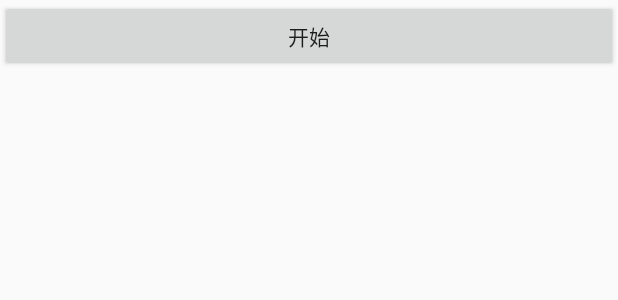
After one commit to FioneraGH/AndroidDemo, an Android app: the layout activity_property_anim.xml on its own in the app's theme, with its tools: preview values and no code run, on a phone screen of 412 x 824 dp. The commit adds this screen. Shown: the top 300 px of the screen. Run offline under Robolectric (Android 15) with nearby library versions, the phone set to English and light mode, and no system bars.

Commit message:
add property adnim demo

```diff
--- a/app/build.gradle
+++ b/app/build.gradle
@@ -22,8 +22,8 @@ android {
 dependencies {
     compile files('libs/zxing.jar')
     compile files('libs/volley.jar')
-    compile files('libs/gson-2.3.1.jar')
     compile 'com.android.support:support-v4:23.1.0'
     compile 'com.android.support:recyclerview-v7:23.1.0'
     compile 'com.android.support:design:23.1.0'
+    compile 'com.google.code.gson:gson:2.2.4'
 }
--- a/app/src/main/java/com/fionera/wechatdemo/MainActivity.java
+++ b/app/src/main/java/com/fionera/wechatdemo/MainActivity.java
@@ -5,7 +5,6 @@ import android.content.Context;
 import android.content.Intent;
 import android.content.IntentFilter;
 import android.os.Bundle;
-import android.support.design.widget.Snackbar;
 import android.support.v4.app.Fragment;
 import android.support.v4.app.FragmentActivity;
 import android.support.v4.app.FragmentPagerAdapter;
@@ -17,7 +16,6 @@ import android.view.View;
 import android.view.ViewConfiguration;
 import android.view.Window;
 import android.widget.LinearLayout;
-import android.widget.Toast;
 
 import com.fionera.wechatdemo.fragment.TabLayoutFragment;
 import com.fionera.wechatdemo.view.ChangableTabView;
--- a/app/src/main/java/com/fionera/wechatdemo/util/BitmapCache.java
+++ b/app/src/main/java/com/fionera/wechatdemo/util/BitmapCache.java
@@ -15,7 +15,7 @@ public class BitmapCache implements ImageLoader.ImageCache {
 
     public BitmapCache() {
 
-        cache = new LruCache<String, Bitmap>(max);
+        cache = new LruCache<>(max);
     }
 
     @Override
--- /dev/null
+++ b/app/src/main/res/layout/activity_property_anim.xml
@@ -0,0 +1,15 @@
+<?xml version="1.0" encoding="utf-8"?>
+<LinearLayout
+    xmlns:android="http://schemas.android.com/apk/res/android"
+    android:layout_width="match_parent"
+    android:layout_height="match_parent"
+    android:orientation="vertical">
+
+    <Button
+        android:layout_width="match_parent"
+        android:layout_height="wrap_content"
+        android:text="开始"
+        android:onClick="scaleWidth"
+        android:textSize="14sp"/>
+
+</LinearLayout>
--- a/app/src/main/res/layout/left_menu.xml
+++ b/app/src/main/res/layout/left_menu.xml
@@ -83,6 +83,7 @@
         </RelativeLayout>
 
         <RelativeLayout
+            android:id="@+id/rl_property_anim"
             android:layout_width="match_parent"
             android:layout_height="wrap_content">
 
@@ -101,7 +102,7 @@
                 android:layout_centerVertical="true"
                 android:layout_marginLeft="20dp"
                 android:layout_toRightOf="@+id/iv_hor_menu_4"
-                android:text="item 4"
+                android:text="Property\nAnimation"
                 android:textSize="20sp"/>
         </RelativeLayout>
 
--- /dev/null
+++ b/app/src/main/res/values-w820dp/dimens.xml
@@ -0,0 +1,6 @@
+<resources>
+    <!-- Example customization of dimensions originally defined in res/values/dimens.xml
+         (such as screen margins) for screens with more than 820dp of available width. This
+         would include 7" and 10" devices in landscape (~960dp and ~1280dp respectively). -->
+    <dimen name="activity_horizontal_margin">64dp</dimen>
+</resources>
--- a/app/src/main/res/values/strings.xml
+++ b/app/src/main/res/values/strings.xml
@@ -31,5 +31,6 @@
     <string name="title_activity_flow_layout">FlowLayoutActivity</string>
     <string name="title_activity_tab_layout">TabLayoutActivity</string>
     <string name="title_activity_chat">ChatActivity</string>
+    <string name="title_activity_property_anim">PropertyAnimActivity</string>
 
 </resources>
```
Also changed, not shown: app/src/main/AndroidManifest.xml (+6 -4 lines), app/src/main/java/com/fionera/wechatdemo/ChatActivity.java (+12 -2 lines), app/src/main/java/com/fionera/wechatdemo/extra/PropertyAnimActivity.java (added, +58 -0 lines), app/src/main/res/animator/an_scale_width.xml (added, +16 -0 lines), app/src/main/res/layout/activity_extra.xml (+9 -4 lines), app/libs/gson-2.3.1.jar (deleted).
